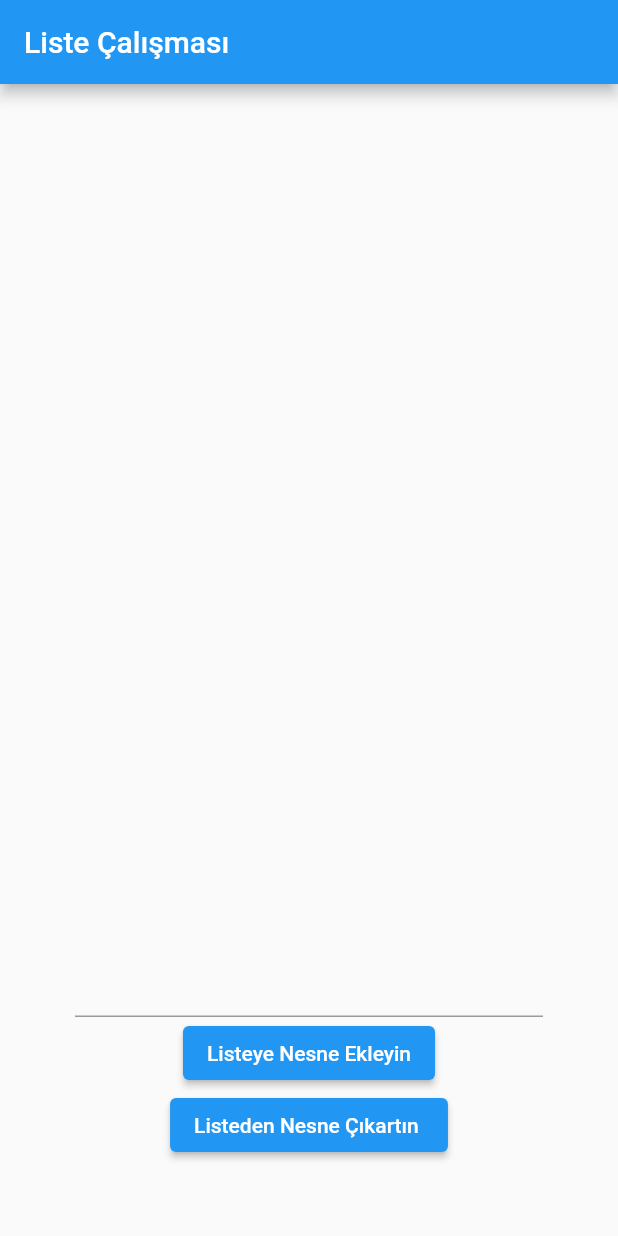
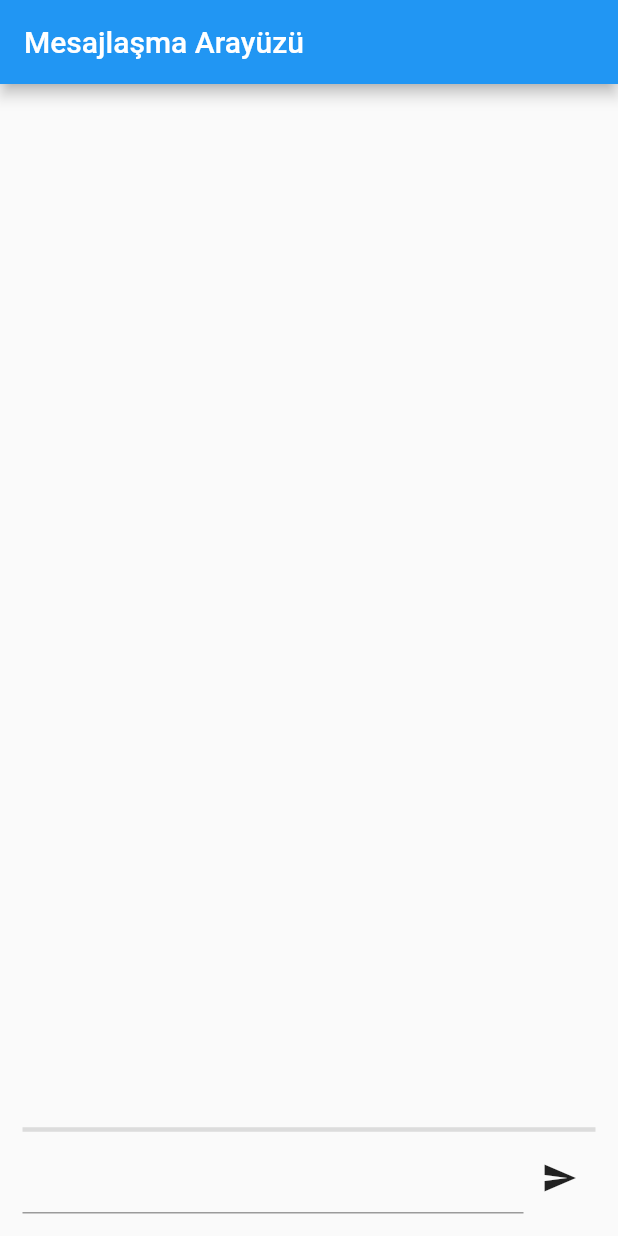
Before and after one commit to kuscuhasann/flutterCalisma, a Flutter app: the screen it shows after launch, on a phone screen of 412 x 824 dp. Run offline on Flutter 3.47's test engine with Material 2 defaults, Android fonts, the light colour scheme and no system bars.

Commit message:
Local Chat Uygulamasının Yapılması ve Tasarlanması

```diff
--- a/flutter_calisma/lib/main.dart
+++ b/flutter_calisma/lib/main.dart
@@ -6,7 +6,7 @@ class MyApp extends StatelessWidget {
   @override
   Widget build(BuildContext context) {
     return MaterialApp(
-      title: "Liste Uygulaması",
+      title: "Mesajlaşma Uygulaması",
       home: Iskele(),
     );
   }
@@ -17,7 +17,7 @@ class Iskele extends StatelessWidget {
   Widget build(BuildContext context) {
     return Scaffold(
       appBar: AppBar(
-        title: Text("Liste Çalışması"),
+        title: Text("Mesajlaşma Arayüzü"),
       ),
       body: AnaEkran(),
     );
@@ -30,45 +30,85 @@ class AnaEkran extends StatefulWidget {
 }
 
 class _AnaEkranState extends State<AnaEkran> {
-  TextEditingController metinAlici = TextEditingController();
-  List alisverisListesi = [];
+  TextEditingController txtMesaj = TextEditingController();
+  List<MesajBalonu> mesajListesi = [];
 
-  listeyeEkle() {
+  listeyeEkle(String gelenMesaj) {
     setState(() {
-      alisverisListesi.add(metinAlici.text);
+      MesajBalonu mesajNesnesi = MesajBalonu(mesaj: gelenMesaj);
+      mesajListesi.insert(0, mesajNesnesi);
+      txtMesaj.clear();
     });
   }
 
-  listedenCikar() {
-    setState(() {
-      alisverisListesi.remove(metinAlici.text);
-    });
+  Widget sohbetKutusu() {
+    return Container(
+      child: Row(
+        children: <Widget>[
+          Flexible(
+            child: TextField(
+              onSubmitted: listeyeEkle,
+              controller: txtMesaj,
+            ),
+          ),
+          IconButton(
+            onPressed: () => listeyeEkle(txtMesaj.text),
+            icon: Icon(Icons.send),
+          ),
+        ],
+      ),
+    );
   }
 
   @override
   Widget build(BuildContext context) {
     return Container(
-      margin: EdgeInsets.all(50),
+      margin: EdgeInsets.all(15),
       child: Center(
         child: Column(
           children: <Widget>[
             Flexible(
-                child: ListView.builder(
-                    itemCount: alisverisListesi.length,
-                    itemBuilder: (context, indexNumarasi) => ListTile(
-                          title: Text(alisverisListesi[indexNumarasi]),
-                        ))),
-            TextField(
-              controller: metinAlici,
+              child: ListView.builder(
+                  reverse: true,
+                  itemCount: mesajListesi.length,
+                  itemBuilder: (context, indexNumarasi) =>
+                      mesajListesi[indexNumarasi]),
             ),
-            ElevatedButton(
-                onPressed: listeyeEkle, child: Text("Listeye Nesne Ekleyin")),
-            ElevatedButton(
-                onPressed: listedenCikar,
-                child: Text("Listeden Nesne Çıkartın ")),
+            Divider(
+              thickness: 3,
+            ),
+            sohbetKutusu(),
           ],
         ),
       ),
     );
   }
 }
+
+String isim = "Kullanici1";
+String mesaj;
+
+class MesajBalonu extends StatelessWidget {
+  String mesaj;
+
+  MesajBalonu({this.mesaj});
+
+  @override
+  Widget build(BuildContext context) {
+    return Container(
+        margin: EdgeInsets.symmetric(),
+        child: Row(
+          children: <Widget>[
+            CircleAvatar(
+              child: Text(isim[0]),
+            ),
+            Column(
+              children: <Widget>[
+                Text(isim),
+                Text(mesaj + "\n"),
+              ],
+            )
+          ],
+        ));
+  }
+}
```
